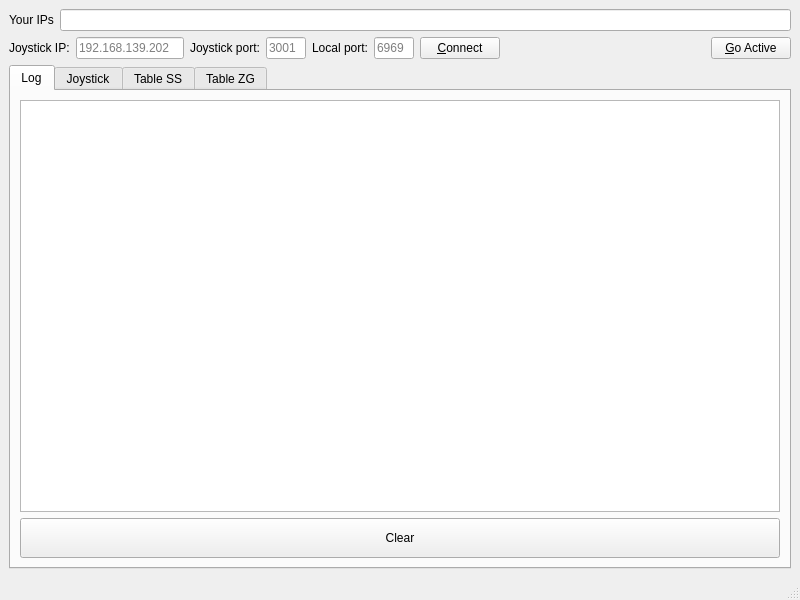
This is src/main_window.ui in gianmaria/smarter-gui-demo as Qt 5 draws it before an edit. The edited form follows.
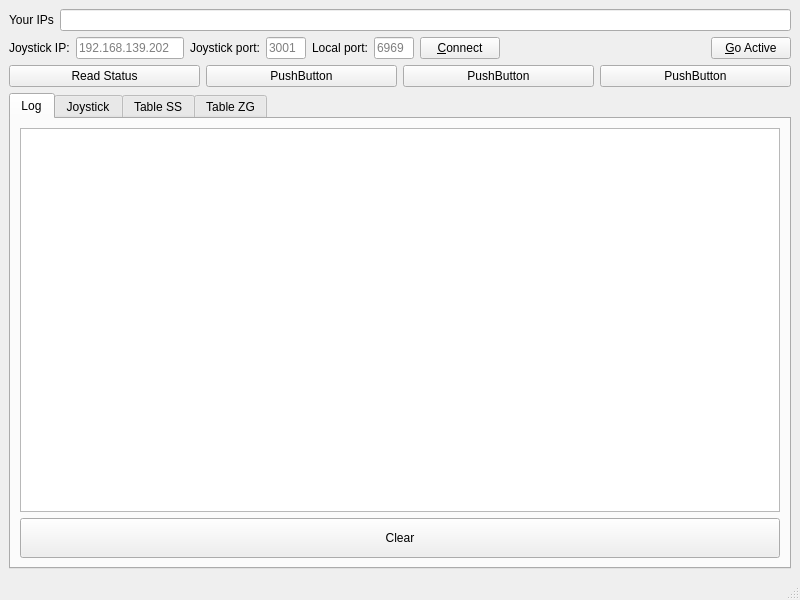
This is the edited form. Custom widgets are drawn as their Qt base class.

What changed in the file:
```diff
--- a/src/main_window.ui
+++ b/src/main_window.ui
@@ -211,7 +211,7 @@
       </item>
      </layout>
     </item>
-    <item row="2" column="0">
+    <item row="6" column="0">
      <widget class="QTabWidget" name="tab_widget">
       <property name="enabled">
        <bool>true</bool>
@@ -293,6 +293,38 @@
       </widget>
      </widget>
     </item>
+    <item row="3" column="0">
+     <layout class="QHBoxLayout" name="horizontalLayout">
+      <item>
+       <widget class="QPushButton" name="pb_read_status">
+        <property name="text">
+         <string>Read Status</string>
+        </property>
+       </widget>
+      </item>
+      <item>
+       <widget class="QPushButton" name="pushButton_4">
+        <property name="text">
+         <string>PushButton</string>
+        </property>
+       </widget>
+      </item>
+      <item>
+       <widget class="QPushButton" name="pushButton_3">
+        <property name="text">
+         <string>PushButton</string>
+        </property>
+       </widget>
+      </item>
+      <item>
+       <widget class="QPushButton" name="pushButton_2">
+        <property name="text">
+         <string>PushButton</string>
+        </property>
+       </widget>
+      </item>
+     </layout>
+    </item>
    </layout>
   </widget>
   <widget class="QStatusBar" name="statusbar"/>
```
